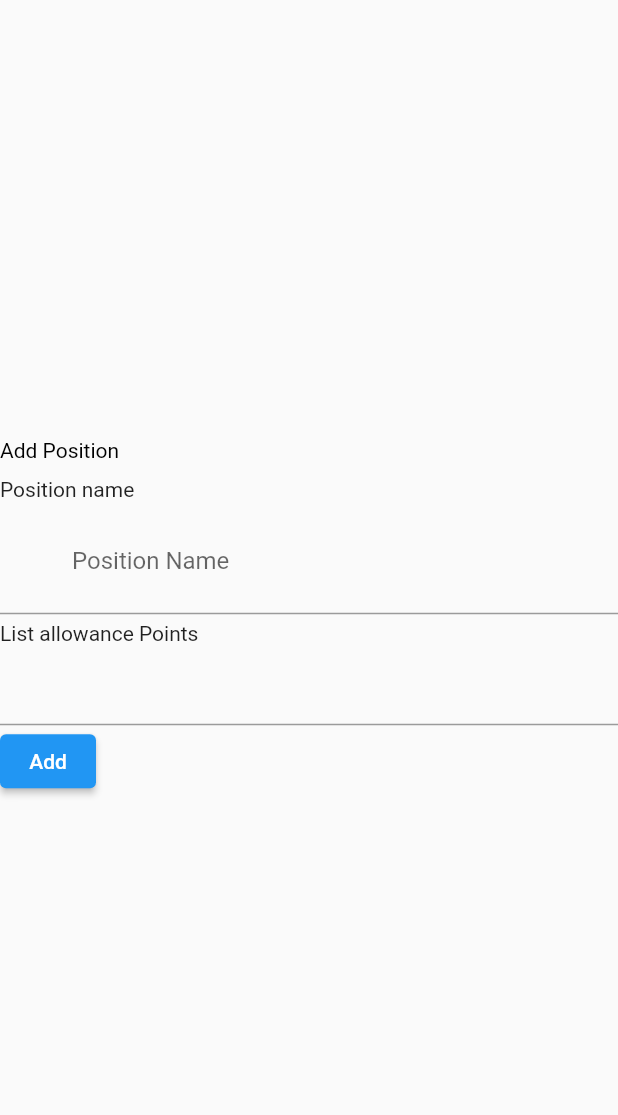
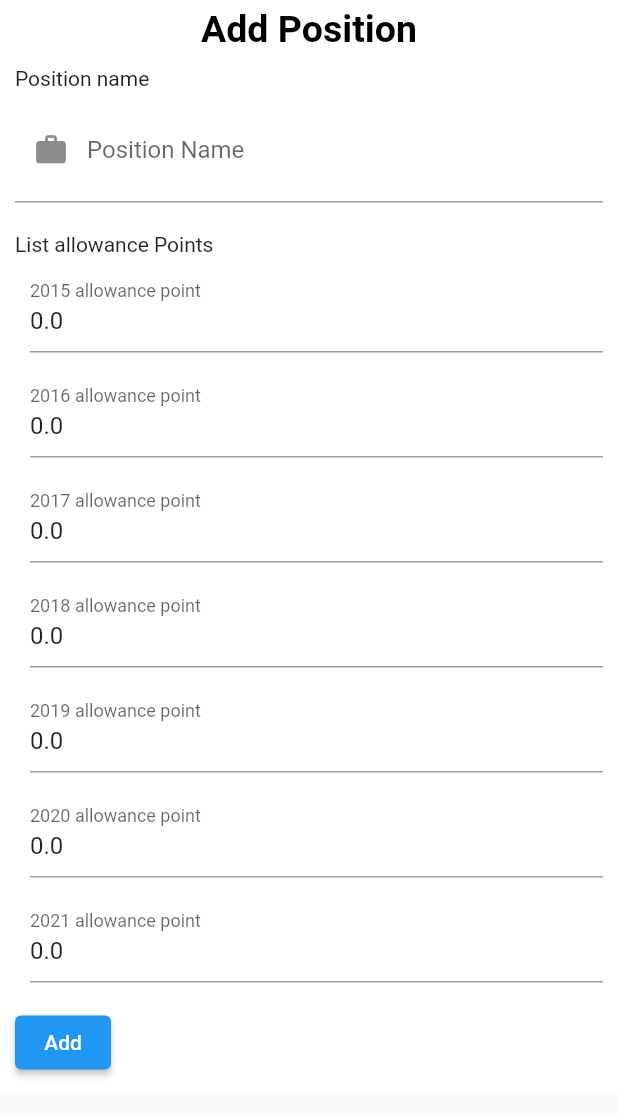
Before and after one commit to BuiThienNhan-nb/flutter-staff-management, a Flutter app: the AddPositionScreen widget shown alone on an empty page, opened directly, after a tap on "Add", on a phone screen of 412 x 824 dp. Shown: the top 1115 px of the screen. Run offline on Flutter 3.47's test engine with Material 2 defaults, Android fonts, the phone set to English and light mode, and no system bars; our stand-ins replace cloud_firestore, email_validator, firebase_auth, firebase_core, flutter_spinkit, get and 5 more; accounts and stored records are empty.

Commit message:
add: dashboard

```diff
--- a/lib/screens/dashboard/addPosition.dart
+++ b/lib/screens/dashboard/addPosition.dart
@@ -1,6 +1,11 @@
 import 'package:flutter/material.dart';
 import 'package:flutter/services.dart';
+import 'package:get/get.dart';
 import 'package:google_fonts/google_fonts.dart';
+import 'package:staff_management/const_value/controller.dart';
+import 'package:staff_management/models/position.dart';
+import 'package:staff_management/screens/dashboard/textNumField.dart';
+import 'package:staff_management/services/positionRepo.dart';
 import 'package:staff_management/utils/textField/textField.dart';
 
 class AddPositionScreen extends StatefulWidget {
@@ -12,7 +17,7 @@ class AddPositionScreen extends StatefulWidget {
 
 class _AddPositionScreenState extends State<AddPositionScreen> {
   final GlobalKey _formKey = GlobalKey<FormState>();
-  TextEditingController _nameController = TextEditingController(text: "");
+  final _nameController = TextEditingController();
   TextEditingController _2015Controller = TextEditingController(text: "0.0");
   TextEditingController _2016Controller = TextEditingController(text: "0.0");
   TextEditingController _2017Controller = TextEditingController(text: "0.0");
@@ -22,16 +27,43 @@ class _AddPositionScreenState extends State<AddPositionScreen> {
   TextEditingController _2021Controller = TextEditingController(text: "0.0");
 
   @override
+  void initState() {
+    _nameController.text = "";
+    super.initState();
+  }
+
+  @override
+  void dispose() {
+    _nameController.dispose();
+    _2015Controller.dispose();
+    _2016Controller.dispose();
+    _2017Controller.dispose();
+    _2018Controller.dispose();
+    _2019Controller.dispose();
+    _2020Controller.dispose();
+    _2021Controller.dispose();
+    super.dispose();
+  }
+
+  @override
   Widget build(BuildContext context) {
     return Container(
+      color: Colors.white,
+      child: SingleChildScrollView(
+        padding: const EdgeInsets.fromLTRB(10, 5, 10, 10),
         child: Column(
           crossAxisAlignment: CrossAxisAlignment.start,
           mainAxisAlignment: MainAxisAlignment.center,
           children: [
-          Text(
+            Container(
+              alignment: Alignment.center,
+              child: Text(
                 "Add Position",
                 style: GoogleFonts.varelaRound(
                   color: Colors.black,
+                  fontSize: 25,
+                  fontWeight: FontWeight.bold,
+                ),
               ),
             ),
             SizedBox(height: 10),
@@ -41,23 +73,61 @@ class _AddPositionScreenState extends State<AddPositionScreen> {
                 crossAxisAlignment: CrossAxisAlignment.start,
                 mainAxisAlignment: MainAxisAlignment.start,
                 children: [
-                Text("Position name"),
+                  Text(
+                    "Position name",
+                  ),
                   SizedBox(height: 5),
                   TextFieldWidget(
                     controller: _nameController,
-                    icon: null,
+                    icon: Icons.work_rounded,
                     hintText: "Position Name",
                     onEdit: true,
                     textInputFormatter:
                         FilteringTextInputFormatter.singleLineFormatter,
-                    callback: (String _newValue) =>
-                        _nameController.text = _newValue),
-                SizedBox(height: 5),
+                    callback: (String _newValue) {},
+                  ),
+                  SizedBox(height: 20),
                   Text("List allowance Points"),
                   SizedBox(height: 5),
-                TextFormField(),
+                  TextNumFieldWidget(
+                    controller: _2015Controller,
+                    hintText: "2015 allowance point",
+                    callback: (String _newValue) {},
+                  ),
+                  TextNumFieldWidget(
+                    controller: _2016Controller,
+                    hintText: "2016 allowance point",
+                    callback: (String _newValue) {},
+                  ),
+                  TextNumFieldWidget(
+                    controller: _2017Controller,
+                    hintText: "2017 allowance point",
+                    callback: (String _newValue) {},
+                  ),
+                  TextNumFieldWidget(
+                    controller: _2018Controller,
+                    hintText: "2018 allowance point",
+                    callback: (String _newValue) {},
+                  ),
+                  TextNumFieldWidget(
+                    controller: _2019Controller,
+                    hintText: "2019 allowance point",
+                    callback: (String _newValue) {},
+                  ),
+                  TextNumFieldWidget(
+                    controller: _2020Controller,
+                    hintText: "2020 allowance point",
+                    callback: (String _newValue) {},
+                  ),
+                  TextNumFieldWidget(
+                    controller: _2021Controller,
+                    hintText: "2021 allowance point",
+                    callback: (String _newValue) {},
+                  ),
+                  SizedBox(height: 5),
                   ElevatedButton(
-                  onPressed: () {},
+                    onPressed: () => addPosition()
+                        .then((value) => showSnackBar(context, value)),
                     child: Text("Add"),
                   ),
                 ],
@@ -65,13 +135,52 @@ class _AddPositionScreenState extends State<AddPositionScreen> {
             ),
           ],
         ),
+      ),
     );
-    // return Scaffold(
-    //   appBar: AppBar(
-    //     centerTitle: true,
-    //     title: Text("Add Position"),
-    //   ),
-    //   body: Container(color: Colors.white),
-    // );
+  }
+
+  Future<bool> addPosition() async {
+    if (positionController.listPositionName.contains(_nameController.text)) {
+      Map<String, num> allowancePoints = {
+        "2015": double.parse(_2015Controller.text),
+        "2016": double.parse(_2016Controller.text),
+        "2017": double.parse(_2017Controller.text),
+        "2018": double.parse(_2018Controller.text),
+        "2019": double.parse(_2019Controller.text),
+        "2020": double.parse(_2020Controller.text),
+        "2021": double.parse(_2021Controller.text),
+      };
+      Position position = Position(
+          uid: "uid",
+          name: _nameController.text,
+          allowancePoints: allowancePoints);
+      await PositionRepo().addPosition(position);
+      return true;
+    } else {
+      return false;
     }
   }
+
+  void showSnackBar(BuildContext context, bool flag) {
+    if (flag) {
+      Get.back();
+      final snackBar = SnackBar(
+        duration: Duration(milliseconds: 500),
+        content: Text(
+          "Add position successful",
+          style: TextStyle(fontWeight: FontWeight.w600, fontSize: 15),
+        ),
+      );
+      ScaffoldMessenger.of(context).showSnackBar(snackBar);
+    } else {
+      final snackBar = SnackBar(
+        duration: Duration(milliseconds: 500),
+        content: Text(
+          "This position already provided",
+          style: TextStyle(fontWeight: FontWeight.w600, fontSize: 15),
+        ),
+      );
+      ScaffoldMessenger.of(context).showSnackBar(snackBar);
+    }
+  }
+}
--- a/lib/screens/dashboard/home.dart
+++ b/lib/screens/dashboard/home.dart
@@ -1,6 +1,7 @@
 import 'package:flutter/material.dart';
 import 'package:get/get.dart';
 import 'package:google_fonts/google_fonts.dart';
+import 'package:staff_management/const_value/controller.dart';
 import 'package:staff_management/screens/dashboard/addAddition.dart';
 import 'package:staff_management/screens/dashboard/addPosition.dart';
 import 'package:staff_management/screens/dashboard/addUnit.dart';
@@ -24,8 +25,16 @@ class _HomeScreenState extends State<HomeScreen> {
   List<HomeItemModel> _listHomeItem = [];
   int _selectedIndex = -1;
 
+  void initListName() {
+    additionController.initListAdditionName();
+    quotaController.initListQuoataName();
+    positionController.initListPositionName();
+    unitController.initListUnitName();
+  }
+
   @override
   void initState() {
+    initListName();
     _listHomeItem
       ..add(HomeItemModel(
         title: "Add Position",
@@ -82,7 +91,7 @@ class _HomeScreenState extends State<HomeScreen> {
               onTap: () => setState(() {
                 _selectedIndex = index;
               }),
-              onDoubleTap: () => Get.to(() => _list[index]),
+              onDoubleTap: () => Get.bottomSheet(_list[_selectedIndex]),
               child: HomeItem(
                   title: _listHomeItem[index].title,
                   icon: _listHomeItem[index].icon,
--- /dev/null
+++ b/lib/screens/dashboard/textNumField.dart
@@ -0,0 +1,72 @@
+import 'package:flutter/material.dart';
+import 'package:flutter/services.dart';
+
+class TextNumFieldWidget extends StatefulWidget {
+  final TextEditingController _controller;
+  final String _hintText;
+  final Callback _callback;
+
+  const TextNumFieldWidget({
+    Key? key,
+    required TextEditingController controller,
+    required String hintText,
+    required Callback callback,
+  })  : _controller = controller,
+        _hintText = hintText,
+        _callback = callback,
+        super(key: key);
+
+  @override
+  _TextNumFieldWidgetState createState() => _TextNumFieldWidgetState();
+}
+
+class _TextNumFieldWidgetState extends State<TextNumFieldWidget> {
+  @override
+  void initState() {
+    widget._controller.addListener(onListen);
+    super.initState();
+  }
+
+  @override
+  void dispose() {
+    widget._controller.removeListener(onListen);
+    super.dispose();
+  }
+
+  void onListen() => setState(() {});
+
+  @override
+  Widget build(BuildContext context) {
+    final textFielHiegh = 70.0;
+    final textFieldFontSize = 16.0;
+    return Container(
+      padding: const EdgeInsets.only(left: 10),
+      height: textFielHiegh,
+      child: TextFormField(
+        textAlignVertical: TextAlignVertical.center,
+        style: TextStyle(fontSize: textFieldFontSize),
+        controller: widget._controller,
+        decoration: InputDecoration(
+          errorStyle: TextStyle(fontSize: textFieldFontSize - 5),
+          hintText: "${widget._hintText}",
+          labelText: "${widget._hintText}",
+        ),
+        // inputFormatters: [FilteringTextInputFormatter.digitsOnly],
+        enabled: true,
+        keyboardType:
+            TextInputType.numberWithOptions(decimal: true, signed: true),
+        validator: (input) {
+          if (input == null || input.isEmpty) return 'This field is required';
+        },
+        onFieldSubmitted: (String submittedValue) {
+          widget._callback(submittedValue);
+        },
+        onChanged: (String submittedValue) {
+          widget._callback(submittedValue);
+        },
+      ),
+    );
+  }
+}
+
+typedef Callback = Function(String _submittedValue);
```
Lines whose indentation alone changed are shown as unchanged.
